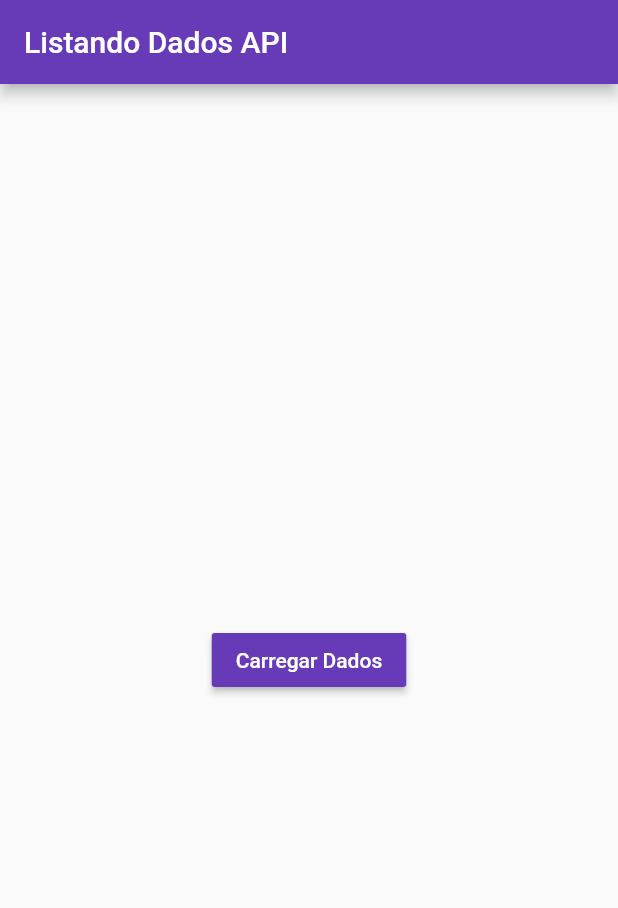
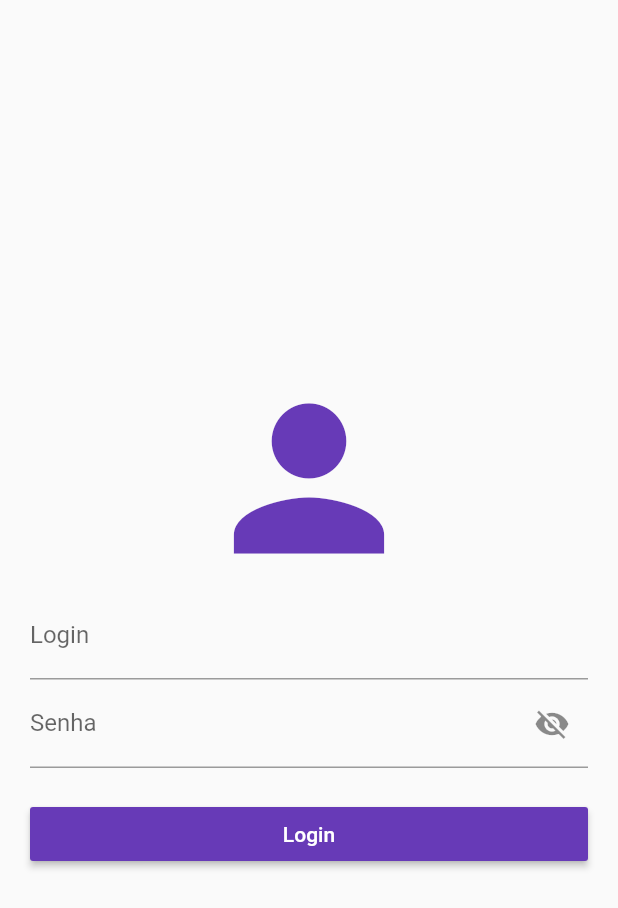
Before and after one commit to kaironferreira/flutter_using_api, a Flutter app: the screen it shows after launch, on a phone screen of 412 x 824 dp. Shown: the top 908 px of the screen. Run offline on Flutter 3.47's test engine with Material 2 defaults, Android fonts, the phone set to English and light mode, and no system bars.

Commit message:
LoginPage, Autenticação
Criação da Tela de Login e Autenticação

```diff
--- /dev/null
+++ b/lib/controllers/login_controller.dart
@@ -0,0 +1,16 @@
+import 'package:flutter/cupertino.dart';
+
+class LoginController {
+  ValueNotifier<bool> isLoading = ValueNotifier<bool>(false);
+  String? _login;
+  setLogin(String value) => _login = value;
+  String? _senha;
+  setSenha(String value) => _senha = value;
+
+  Future<bool> auth() async {
+    isLoading.value = true;
+    await Future.delayed(Duration(seconds: 1));
+    isLoading.value = false;
+    return (_login == 'admin' && _senha == 'admin');
+  }
+}
--- a/lib/main.dart
+++ b/lib/main.dart
@@ -1,6 +1,6 @@
 import 'package:flutter/material.dart';
-import 'package:flutter_using_api/views/home_page.dart';
-import 'package:flutter_using_api/views/screen_page.dart';
+
+import 'package:flutter_using_api/views/splash_page.dart';
 
 void main() {
   runApp(const MyApp());
@@ -17,7 +17,7 @@ class MyApp extends StatelessWidget {
       theme: ThemeData(
         primarySwatch: Colors.deepPurple,
       ),
-      home: const ScreenPage(),
+      home: SplashPage(),
     );
   }
 }
--- /dev/null
+++ b/lib/views/login_page.dart
@@ -0,0 +1,102 @@
+import 'package:flutter/material.dart';
+import 'package:flutter_using_api/controllers/login_controller.dart';
+import 'package:flutter_using_api/views/home_page.dart';
+
+class LoginPage extends StatefulWidget {
+  const LoginPage({Key? key}) : super(key: key);
+
+  @override
+  State<LoginPage> createState() => _LoginPageState();
+}
+
+class _LoginPageState extends State<LoginPage> {
+  bool mostrarSenha = false;
+  LoginController _loginController = LoginController();
+
+  @override
+  Widget build(BuildContext context) {
+    return Scaffold(
+      body: Container(
+        padding: EdgeInsets.all(20),
+        child: Column(
+          mainAxisAlignment: MainAxisAlignment.center,
+          children: [
+            Icon(
+              Icons.person,
+              color: Colors.deepPurple,
+              size: 150,
+            ),
+            TextField(
+              onChanged: _loginController.setLogin,
+              decoration: InputDecoration(
+                label: Text(
+                  "Login",
+                ),
+              ),
+            ),
+            TextField(
+              onChanged: _loginController.setSenha,
+              obscureText: mostrarSenha == false ? true : false,
+              decoration: InputDecoration(
+                suffixIcon: GestureDetector(
+                  child: mostrarSenha == false
+                      ? Icon(Icons.visibility_off)
+                      : Icon(Icons.visibility),
+                  onTap: () {
+                    setState(() {
+                      mostrarSenha = !mostrarSenha;
+                    });
+                  },
+                ),
+                label: Text(
+                  "Senha",
+                ),
+              ),
+            ),
+            SizedBox(
+              height: 20,
+            ),
+            ValueListenableBuilder<bool>(
+                valueListenable: _loginController.isLoading,
+                builder: (_, isLoading, __) {
+                  return isLoading
+                      ? CircularProgressIndicator()
+                      : MaterialButton(
+                          minWidth: double.infinity,
+                          color: Colors.deepPurple,
+                          child: Text(
+                            "Login",
+                            style: TextStyle(
+                              color: Colors.white,
+                            ),
+                          ),
+                          onPressed: () {
+                            _loginController.auth().then(
+                              (result) {
+                                if (result) {
+                                  Navigator.of(context).pushReplacement(
+                                    MaterialPageRoute(
+                                      builder: (context) => HomePage(),
+                                    ),
+                                  );
+                                } else {
+                                  ScaffoldMessenger.of(context).showSnackBar(
+                                    SnackBar(
+                                      backgroundColor: Colors.red.shade400,
+                                      content: Text(
+                                        "Login ou senha inválido!",
+                                      ),
+                                    ),
+                                  );
+                                }
+                              },
+                            );
+                          },
+                        );
+                })
+          ],
+        ),
+      ),
+    );
+  }
+}
```
Also changed, not shown: lib/views/splash_page.dart (renamed from lib/views/screen_page.dart, +6 -5 lines).
